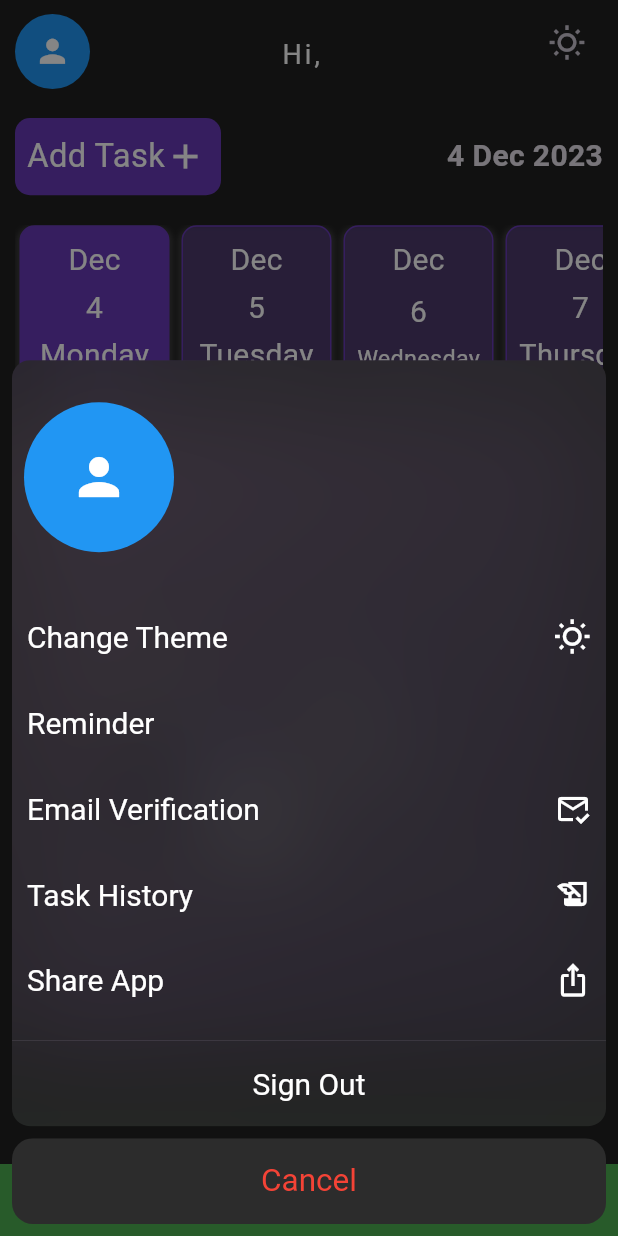
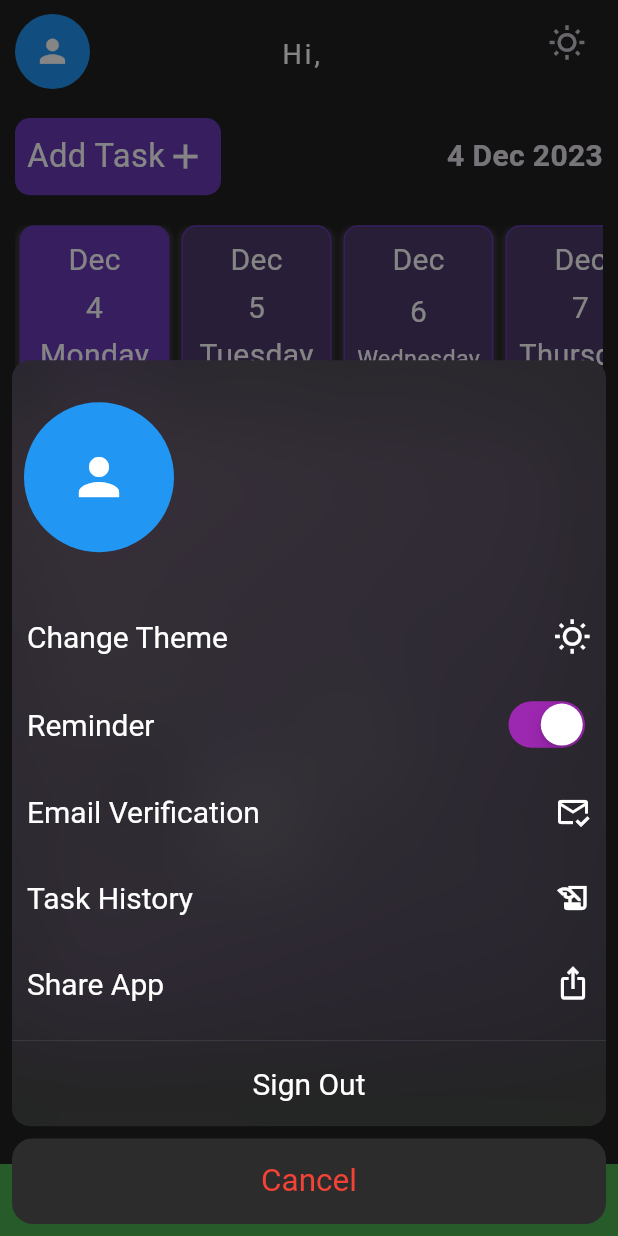
Before and after one commit to Aditya-Thakur-369/Todo-App, a Flutter app: the home_screen screen opened directly, after a tap on the "person" icon, on a phone screen of 412 x 824 dp. Run offline on Flutter 3.47's test engine with Material 3 defaults, Android fonts, the phone set to English and light mode, and no system bars; our stand-ins replace cloud_firestore, connectivity_plus, firebase_auth, firebase_core, flutter_local_notifications, flutter_spinkit and 6 more; missing offline and left inert: flutter_share; accounts and stored records are empty.

Commit message:
Fixing bugs

```diff
--- a/lib/screens/bottomsheet_profile.dart
+++ b/lib/screens/bottomsheet_profile.dart
@@ -74,7 +74,6 @@ class MyCupertinoActionSheet extends StatefulWidget {
 }
 
 class _MyCupertinoActionSheetState extends State<MyCupertinoActionSheet> {
-
   bool notification = true;
 
   @override
@@ -95,18 +94,16 @@ class _MyCupertinoActionSheetState extends State<MyCupertinoActionSheet> {
     prefs.setBool('notification', value);
   }
 
-   onNotificationChanged(bool value,BuildContext context) {
+  onNotificationChanged(bool value) {
     setState(() {
       notification = value;
       saveNotificationState(value);
       setState(() {
-
-        // NotificationService().resumeNotifications(context);
+        // NotificationService().pauseNotifications();
       });
       if (!notification) {
         setState(() {
-      // NotificationService().pauseNotifications(context);
-
+          // NotificationService().unpauseNotifications();
         });
       }
       print(value);
@@ -202,21 +199,21 @@ class _MyCupertinoActionSheetState extends State<MyCupertinoActionSheet> {
                 },
               ),
               CupertinoActionSheetAction(
-                child: const Row(
+                child:  Row(
                   mainAxisAlignment: MainAxisAlignment.spaceBetween,
                   children: [
-                    const Text(
+                     Text(
                       'Reminder',
                       style: TextStyle(
                           fontSize: 20,
                           color: Colors.white,
                           fontWeight: FontWeight.w400),
                     ),
-                    // CupertinoSwitch(
-                    //   value: notification,
-                    //   onChanged: onNotificationChanged,
-                    //   activeColor: Colors.purple,
-                    // ),
+                    CupertinoSwitch(
+                      value: notification,
+                      onChanged: onNotificationChanged,
+                      activeColor: Colors.purple,
+                    ),
                   ],
                 ),
                 onPressed: () {},
```
Also changed, not shown: lib/utilities/notification_service.dart (+6 -10 lines).
